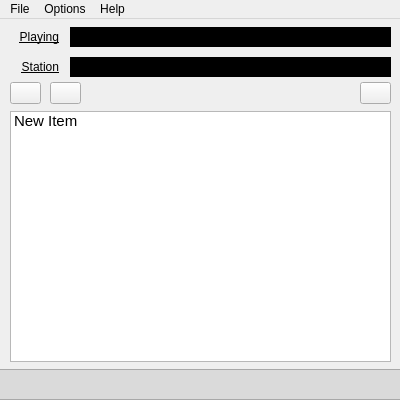
The window that src/ui/mainwindow.ui (jampola/radioqt) describes before a commit, drawn with Qt 5.
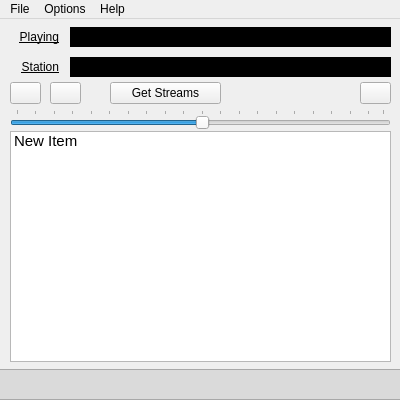
The same window after the commit.

```diff
--- a/src/ui/mainwindow.ui
+++ b/src/ui/mainwindow.ui
@@ -46,9 +46,9 @@
     <property name="geometry">
      <rect>
       <x>10</x>
-      <y>92</y>
+      <y>112</y>
       <width>381</width>
-      <height>251</height>
+      <height>231</height>
      </rect>
     </property>
     <property name="styleSheet">
@@ -227,6 +227,44 @@
      <string/>
     </property>
    </widget>
+   <widget class="QSlider" name="sliderVolume">
+    <property name="geometry">
+     <rect>
+      <x>10</x>
+      <y>90</y>
+      <width>381</width>
+      <height>20</height>
+     </rect>
+    </property>
+    <property name="singleStep">
+     <number>5</number>
+    </property>
+    <property name="value">
+     <number>50</number>
+    </property>
+    <property name="orientation">
+     <enum>Qt::Horizontal</enum>
+    </property>
+    <property name="tickPosition">
+     <enum>QSlider::TicksAbove</enum>
+    </property>
+    <property name="tickInterval">
+     <number>5</number>
+    </property>
+   </widget>
+   <widget class="QPushButton" name="btnGetStreams">
+    <property name="geometry">
+     <rect>
+      <x>110</x>
+      <y>63</y>
+      <width>111</width>
+      <height>22</height>
+     </rect>
+    </property>
+    <property name="text">
+     <string>Get Streams</string>
+    </property>
+   </widget>
   </widget>
   <widget class="QMenuBar" name="menubar">
    <property name="geometry">
```
Left out of the diff: 8 changed lines with no effect on the pictures.
